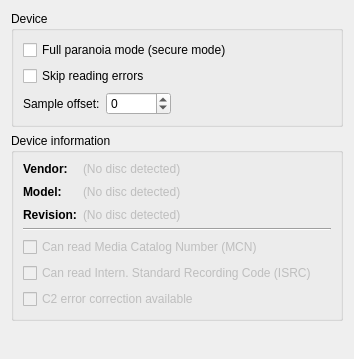
First picture: the form in widgets/devicewidgetUI.ui, repository KDE/audex, before the edit.
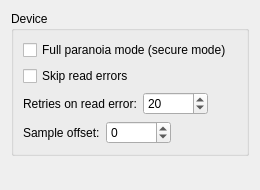
Second picture: the form after the edit.

Patch:
```diff
--- a/widgets/devicewidgetUI.ui
+++ b/widgets/devicewidgetUI.ui
@@ -6,24 +6,11 @@
    <rect>
     <x>0</x>
     <y>0</y>
-    <width>354</width>
-    <height>359</height>
+    <width>260</width>
+    <height>190</height>
    </rect>
   </property>
   <layout class="QGridLayout" name="gridLayout_2">
-   <item row="2" column="0">
-    <spacer name="verticalSpacer_2">
-     <property name="orientation">
-      <enum>Qt::Vertical</enum>
-     </property>
-     <property name="sizeHint" stdset="0">
-      <size>
-       <width>20</width>
-       <height>40</height>
-      </size>
-     </property>
-    </spacer>
-   </item>
    <item row="0" column="0">
     <widget class="QGroupBox" name="groupBox_2">
      <property name="sizePolicy">
@@ -47,6 +34,16 @@
        </widget>
       </item>
       <item row="2" column="0">
+       <widget class="QCheckBox" name="kcfg_skipReadErrors">
+        <property name="toolTip">
+         <string>&lt;html&gt;&lt;head/&gt;&lt;body&gt;&lt;p&gt;Skip reading errors for a sector (sector length: 1/75 second) after retrying to read it. Please specify the number of retry attempts under &lt;span style=&quot; font-style:italic;&quot;&gt;Retries on read error&lt;/span&gt;. If skipped, null samples will be written for the faulty sectors.&lt;/p&gt;&lt;/body&gt;&lt;/html&gt;</string>
+        </property>
+        <property name="text">
+         <string>Skip read errors</string>
+        </property>
+       </widget>
+      </item>
+      <item row="4" column="0">
        <layout class="QHBoxLayout" name="horizontalLayout">
         <item>
          <widget class="QLabel" name="label">
@@ -80,197 +77,64 @@
         </item>
        </layout>
       </item>
-      <item row="1" column="0">
-       <widget class="QCheckBox" name="kcfg_skipReadingErrors">
-        <property name="toolTip">
-         <string>&lt;html&gt;&lt;head/&gt;&lt;body&gt;&lt;p&gt;Skip reading errors of a sector (length of a sector: 1/75 second) after trying to read the sector again for at most 20 times. Usually broken sectors will be filled with silence.&lt;/p&gt;&lt;/body&gt;&lt;/html&gt;</string>
-        </property>
-        <property name="text">
-         <string>Skip reading errors</string>
-        </property>
-       </widget>
+      <item row="3" column="0">
+       <layout class="QHBoxLayout" name="horizontalLayout_4">
+        <item>
+         <widget class="QLabel" name="label_4">
+          <property name="toolTip">
+           <string>&lt;html&gt;&lt;head/&gt;&lt;body&gt;&lt;p&gt;Specify the maximum number of retry attempts when a faulty sector is encountered.&lt;/p&gt;&lt;/body&gt;&lt;/html&gt;</string>
+          </property>
+          <property name="text">
+           <string>Retries on read error:</string>
+          </property>
+         </widget>
+        </item>
+        <item>
+         <widget class="QSpinBox" name="kcfg_retriesOnReadError">
+          <property name="toolTip">
+           <string>&lt;html&gt;&lt;head/&gt;&lt;body&gt;&lt;p&gt;Specify the maximum number of retry attempts when a faulty sector is encountered.&lt;/p&gt;&lt;/body&gt;&lt;/html&gt;</string>
+          </property>
+          <property name="minimum">
+           <number>-10000</number>
+          </property>
+          <property name="maximum">
+           <number>10000</number>
+          </property>
+          <property name="value">
+           <number>20</number>
+          </property>
+         </widget>
+        </item>
+        <item>
+         <spacer name="horizontalSpacer_4">
+          <property name="orientation">
+           <enum>Qt::Orientation::Horizontal</enum>
+          </property>
+          <property name="sizeHint" stdset="0">
+           <size>
+            <width>40</width>
+            <height>20</height>
+           </size>
+          </property>
+         </spacer>
+        </item>
+       </layout>
       </item>
      </layout>
     </widget>
    </item>
    <item row="1" column="0">
-    <widget class="QGroupBox" name="gridGroupBox">
-     <property name="title">
-      <string>Device information</string>
+    <spacer name="verticalSpacer_2">
+     <property name="orientation">
+      <enum>Qt::Orientation::Vertical</enum>
      </property>
-     <layout class="QGridLayout" name="gridLayout_3">
-      <property name="sizeConstraint">
-       <enum>QLayout::SetDefaultConstraint</enum>
-      </property>
-      <item row="1" column="1">
-       <widget class="QLabel" name="label_Model">
-        <property name="enabled">
-         <bool>false</bool>
-        </property>
-        <property name="text">
-         <string>(No disc detected)</string>
-        </property>
-        <property name="textInteractionFlags">
-         <set>Qt::LinksAccessibleByMouse|Qt::TextSelectableByMouse</set>
-        </property>
-       </widget>
-      </item>
-      <item row="1" column="2">
-       <spacer name="horizontalSpacer_2">
-        <property name="orientation">
-         <enum>Qt::Horizontal</enum>
-        </property>
-        <property name="sizeHint" stdset="0">
-         <size>
-          <width>40</width>
-          <height>20</height>
-         </size>
-        </property>
-       </spacer>
-      </item>
-      <item row="2" column="1">
-       <widget class="QLabel" name="label_Revision">
-        <property name="enabled">
-         <bool>false</bool>
-        </property>
-        <property name="text">
-         <string>(No disc detected)</string>
-        </property>
-        <property name="textInteractionFlags">
-         <set>Qt::LinksAccessibleByMouse|Qt::TextSelectableByMouse</set>
-        </property>
-       </widget>
-      </item>
-      <item row="0" column="0">
-       <widget class="QLabel" name="label_2">
-        <property name="enabled">
-         <bool>true</bool>
-        </property>
-        <property name="font">
-         <font>
-          <weight>75</weight>
-          <bold>true</bold>
-         </font>
-        </property>
-        <property name="text">
-         <string>Vendor:</string>
-        </property>
-       </widget>
-      </item>
-      <item row="0" column="1">
-       <widget class="QLabel" name="label_Vendor">
-        <property name="enabled">
-         <bool>false</bool>
-        </property>
-        <property name="text">
-         <string>(No disc detected)</string>
-        </property>
-        <property name="textInteractionFlags">
-         <set>Qt::LinksAccessibleByMouse|Qt::TextSelectableByMouse</set>
-        </property>
-       </widget>
-      </item>
-      <item row="4" column="0" colspan="3">
-       <widget class="QCheckBox" name="checkBox_canReadMCN">
-        <property name="enabled">
-         <bool>false</bool>
-        </property>
-        <property name="toolTip">
-         <string>Your device can read the Media Catalog Number (MCN) of the disc.</string>
-        </property>
-        <property name="text">
-         <string>Can read Media Catalog Number (MCN)</string>
-        </property>
-        <property name="checkable">
-         <bool>true</bool>
-        </property>
-        <property name="checked">
-         <bool>false</bool>
-        </property>
-        <property name="tristate">
-         <bool>false</bool>
-        </property>
-       </widget>
-      </item>
-      <item row="3" column="0" colspan="3">
-       <widget class="Line" name="line">
-        <property name="orientation">
-         <enum>Qt::Horizontal</enum>
-        </property>
-       </widget>
-      </item>
-      <item row="2" column="0">
-       <widget class="QLabel" name="label_4">
-        <property name="enabled">
-         <bool>true</bool>
-        </property>
-        <property name="font">
-         <font>
-          <weight>75</weight>
-          <bold>true</bold>
-         </font>
-        </property>
-        <property name="text">
-         <string>Revision:</string>
-        </property>
-       </widget>
-      </item>
-      <item row="6" column="0" colspan="3">
-       <widget class="QCheckBox" name="checkBox_c2ErrorCorrection">
-        <property name="enabled">
-         <bool>false</bool>
-        </property>
-        <property name="text">
-         <string>C2 error correction available</string>
-        </property>
-        <property name="checkable">
-         <bool>true</bool>
-        </property>
-        <property name="checked">
-         <bool>false</bool>
-        </property>
-       </widget>
-      </item>
-      <item row="1" column="0">
-       <widget class="QLabel" name="label_3">
-        <property name="enabled">
-         <bool>true</bool>
-        </property>
-        <property name="font">
-         <font>
-          <weight>75</weight>
-          <bold>true</bold>
-         </font>
-        </property>
-        <property name="text">
-         <string>Model:</string>
-        </property>
-       </widget>
-      </item>
-      <item row="5" column="0" colspan="3">
-       <widget class="QCheckBox" name="checkBox_canReadISRC">
-        <property name="enabled">
-         <bool>false</bool>
-        </property>
-        <property name="toolTip">
-         <string>Your device can read the International Standard Recording Code of every single track.</string>
-        </property>
-        <property name="text">
-         <string>Can read Intern. Standard Recording Code (ISRC)</string>
-        </property>
-        <property name="checkable">
-         <bool>true</bool>
-        </property>
-        <property name="checked">
-         <bool>false</bool>
-        </property>
-        <property name="tristate">
-         <bool>false</bool>
-        </property>
-       </widget>
-      </item>
-     </layout>
-    </widget>
+     <property name="sizeHint" stdset="0">
+      <size>
+       <width>20</width>
+       <height>40</height>
+      </size>
+     </property>
+    </spacer>
    </item>
   </layout>
  </widget>
```
Left out of the diff: 8 changed lines with no effect on the pictures.
